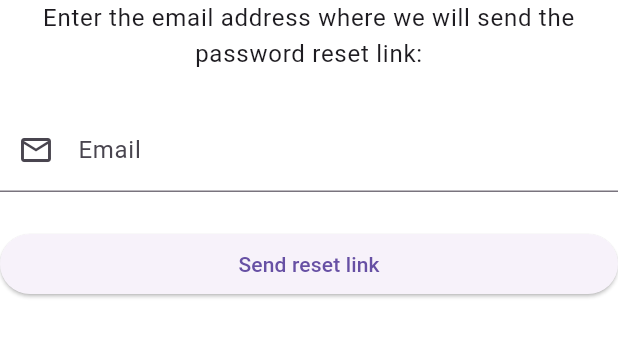
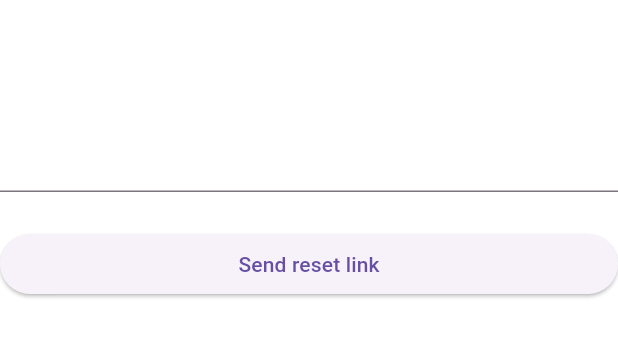
Before and after one commit to MRR-Team/PurofessorMobile, a Flutter app: the ForgotPasswordForm widget shown alone on an empty page, opened directly, on a phone screen of 412 x 824 dp. Shown: the top 337 px of the screen. Run offline on Flutter 3.47's test engine with Material 3 defaults, Android fonts, the phone set to English and light mode, and no system bars; our stand-ins replace flutter_dotenv, google_sign_in, shared_preferences; accounts and stored records are empty; network calls fail.

Commit message:
Adjust text and icon colors in auth screens (#32)

```diff
--- a/lib/src/features/auth/presentation/pages/login_page.dart
+++ b/lib/src/features/auth/presentation/pages/login_page.dart
@@ -29,6 +29,7 @@ class LoginPage extends StatelessWidget {
                     AppConstants.appName,
                     style: Theme.of(context).textTheme.headlineLarge?.copyWith(
                       fontWeight: FontWeight.bold,
+                      color: Colors.white,
                     ),
                     textAlign: TextAlign.center,
                   ),
@@ -37,6 +38,7 @@ class LoginPage extends StatelessWidget {
                     localizations.loginTitle,
                     style: Theme.of(context).textTheme.headlineMedium?.copyWith(
                       fontWeight: FontWeight.bold,
+                      color: Colors.white,
                     ),
                     textAlign: TextAlign.center,
                   ),
--- a/lib/src/features/auth/presentation/pages/register_page.dart
+++ b/lib/src/features/auth/presentation/pages/register_page.dart
@@ -37,6 +37,7 @@ class _RegisterPageState extends State<RegisterPage> {
                     AppConstants.appName,
                     style: Theme.of(context).textTheme.headlineLarge?.copyWith(
                       fontWeight: FontWeight.bold,
+                      color: Colors.white,
                     ),
                     textAlign: TextAlign.center,
                   ),
@@ -45,6 +46,7 @@ class _RegisterPageState extends State<RegisterPage> {
                     localizations.registerTitle,
                     style: Theme.of(context).textTheme.headlineMedium?.copyWith(
                       fontWeight: FontWeight.bold,
+                      color: Colors.white,
                     ),
                     textAlign: TextAlign.center,
                   ),
--- a/lib/src/features/auth/presentation/widgets/forgot_password_form.dart
+++ b/lib/src/features/auth/presentation/widgets/forgot_password_form.dart
@@ -33,16 +33,20 @@ class _ForgotPasswordFormState extends State<ForgotPasswordForm> {
         children: [
           Text(
             localizations.forgotPasswordEmailInstruction,
-            style: Theme.of(context).textTheme.bodyLarge,
+            style: Theme.of(
+              context,
+            ).textTheme.bodyLarge?.copyWith(color: Colors.white),
             textAlign: TextAlign.center,
           ),
           const SizedBox(height: 24),
           TextFormField(
             controller: emailController,
             keyboardType: TextInputType.emailAddress,
+            style: const TextStyle(color: Colors.white),
             decoration: InputDecoration(
               labelText: localizations.emailLabel,
-              prefixIcon: Icon(Icons.email_outlined),
+              labelStyle: TextStyle(color: Colors.white70),
+              prefixIcon: Icon(Icons.email_outlined, color: Colors.white),
             ),
             validator: (value) {
               if (value == null || value.isEmpty) {
```
